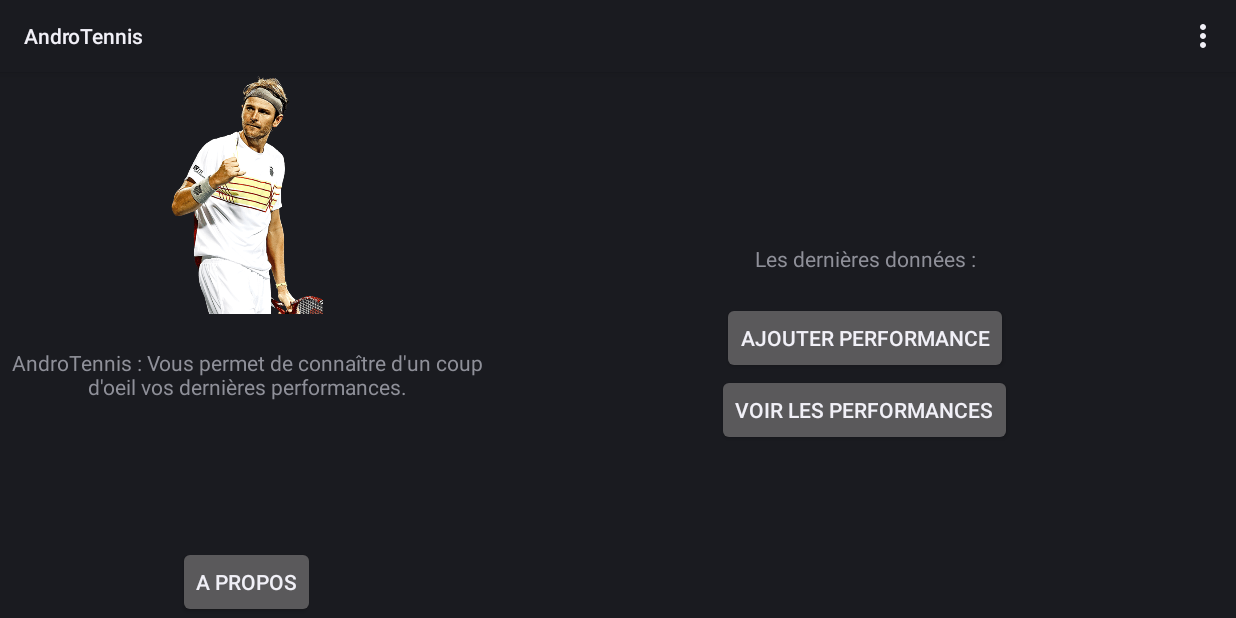
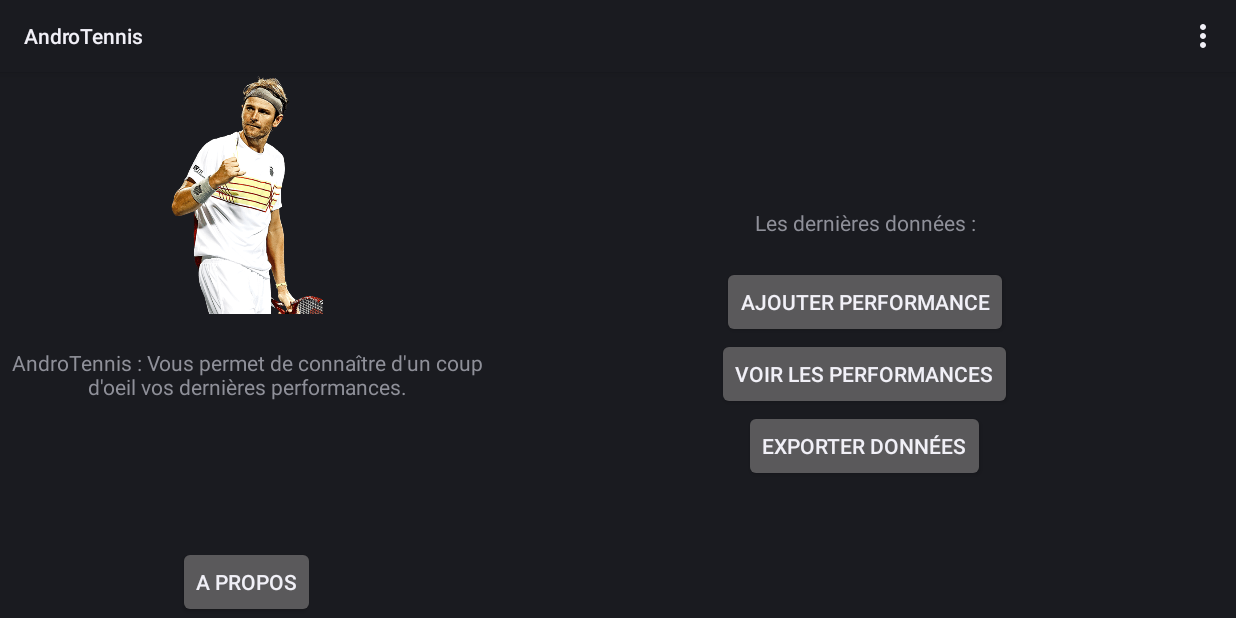
Before and after one commit to Alex3132/Projet-AndroTennis, an Android app: the screen it shows after launch (HomeActivity), on a phone screen of 824 x 412 dp (held sideways). Run offline under Robolectric (Android 15) with nearby library versions, the light colour scheme and no system bars.

Commit message:
Export XML Terminé

```diff
--- a/AndroTennis/app/src/main/res/layout/home.xml
+++ b/AndroTennis/app/src/main/res/layout/home.xml
@@ -3,8 +3,7 @@
     xmlns:tools="http://schemas.android.com/tools"
     android:layout_width="match_parent"
     android:layout_height="match_parent"
-    android:orientation="horizontal"
-    >
+    android:orientation="horizontal">
 
     <LinearLayout
         android:id="@+id/home_buttons"
@@ -115,8 +114,7 @@
                 android:layout_height="wrap_content"
                 android:layout_gravity="bottom"
                 android:onClick="onAboutButtonClicked"
-                android:text="@string/home_about"
-                />
+                android:text="@string/home_about" />
         </LinearLayout>
     </LinearLayout>
 
@@ -142,12 +140,13 @@
                 android:orientation="vertical"
 
                 >
+
                 <LinearLayout
                     android:layout_width="match_parent"
                     android:layout_height="0dp"
                     android:layout_weight="1"
-                    android:orientation="vertical"
-          >
+                    android:orientation="vertical">
+
                     <TextView
                         android:layout_width="match_parent"
                         android:layout_height="wrap_content"
@@ -155,7 +154,7 @@
                         android:text="@string/home_last_perform"
 
 
-                    android:textAlignment="center"/>
+                        android:textAlignment="center" />
 
 
                     <ViewFlipper
@@ -166,46 +165,46 @@
                         android:flipInterval="2000"
 
                         >
+
                         <TextView
                             android:id="@+id/last_add_1"
                             android:layout_width="match_parent"
                             android:layout_height="wrap_content"
-
-
-                    android:textAlignment="center"
-                    />
+                            android:onClick="OnPerformClicked"
+android:clickable="true"
+                            android:textAlignment="center" />
 
                         <TextView
                             android:id="@+id/last_add_2"
                             android:layout_width="match_parent"
                             android:layout_height="wrap_content"
-
-                    android:textAlignment="center"
-                    />
+                            android:onClick="OnPerformClicked"
+android:clickable="true"
+                            android:textAlignment="center" />
 
                         <TextView
                             android:id="@+id/last_add_3"
                             android:layout_width="match_parent"
                             android:layout_height="wrap_content"
-
-                    android:textAlignment="center"
-                    />
+                            android:onClick="OnPerformClicked"
+                       android:clickable="true"
+                            android:textAlignment="center" />
 
                         <TextView
                             android:id="@+id/last_add_4"
                             android:layout_width="match_parent"
                             android:layout_height="wrap_content"
-
-                    android:textAlignment="center"
-                    />
+                            android:onClick="OnPerformClicked"
+                      android:clickable="true"
+                            android:textAlignment="center" />
 
                         <TextView
                             android:id="@+id/last_add_5"
                             android:layout_width="match_parent"
                             android:layout_height="wrap_content"
-
-                    android:textAlignment="center"
-                    />
+                            android:onClick="OnPerformClicked"
+                        android:clickable="true"
+                            android:textAlignment="center" />
                     </ViewFlipper>
                 </LinearLayout>
 
@@ -224,6 +223,11 @@
                     android:layout_height="wrap_content"
                     android:onClick="onSeePerformButtonClicked"
                     android:text="@string/home_see_perform" />
+                <Button
+                    android:layout_width="wrap_content"
+                    android:layout_height="wrap_content"
+                    android:onClick="onExportButtonClicked"
+                    android:text="@string/menu_export"/>
 
             </LinearLayout>
         </LinearLayout>
```
Also changed, not shown: AndroTennis/app/src/main/AndroidManifest.xml (+7 -3 lines), AndroTennis/app/src/main/java/fr/ldnr/androtennis/HomeActivity.java (+167 -17 lines). Lines whose indentation alone changed are shown as unchanged.
